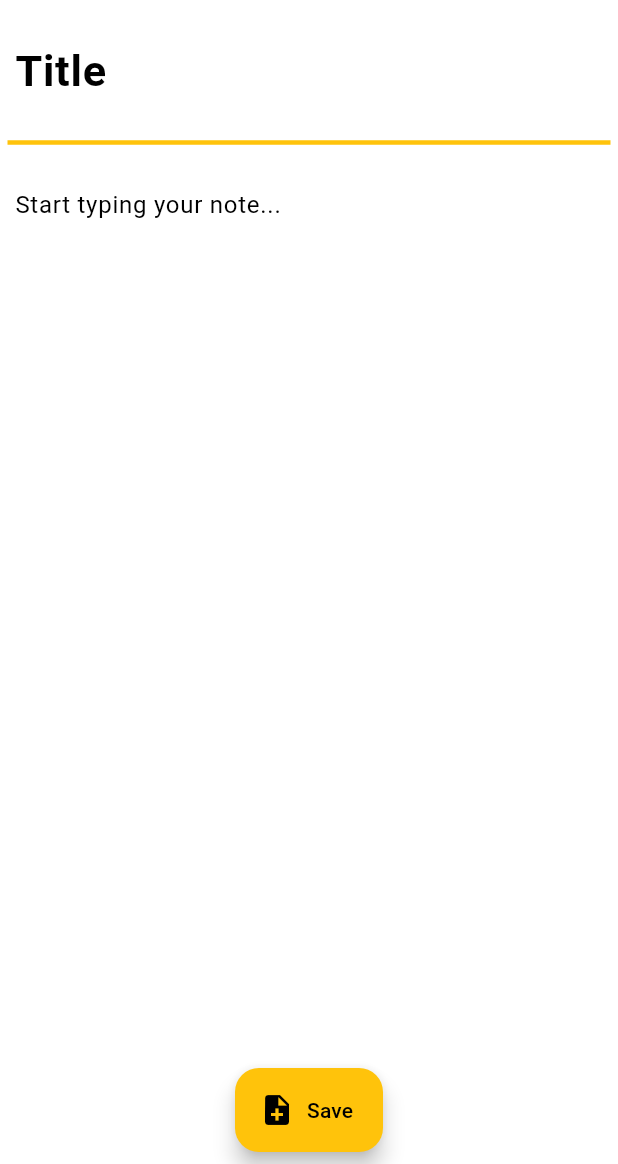
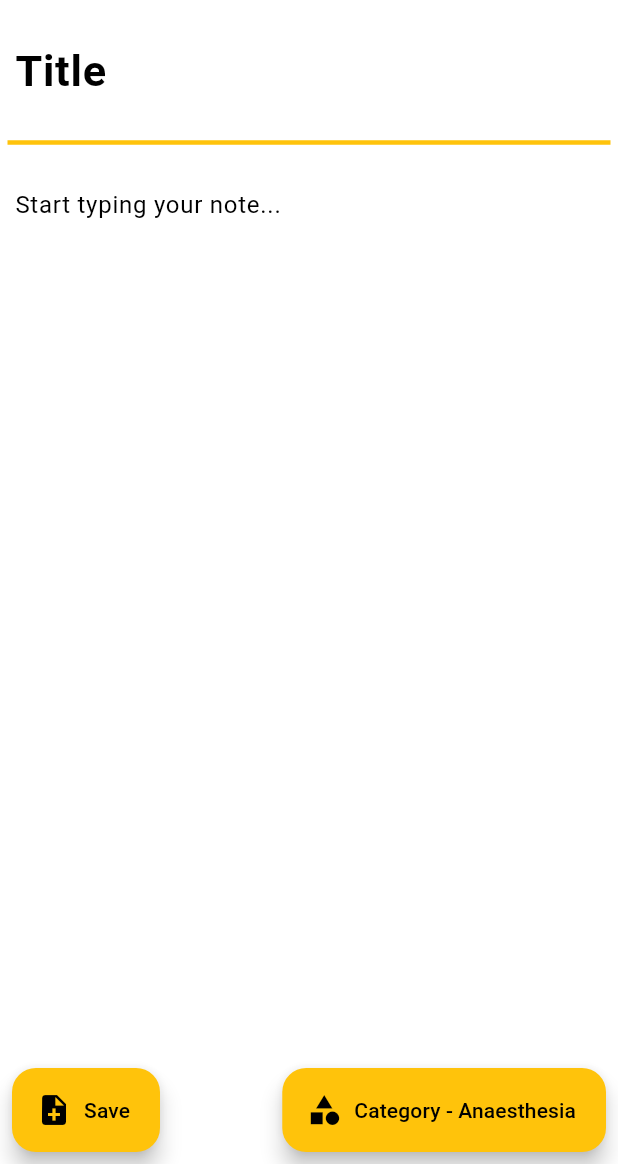
Before and after one commit to dheeraj2595/bhan_wa_ra, a Flutter app: the NewNote screen opened by its route, after a tap on "Save", on a phone screen of 412 x 824 dp, the part 72-1236 px from its top. Run offline on Flutter 3.47's test engine with Material 3 defaults, Android fonts, the phone set to English and light mode, and no system bars.

Commit message:
built a full categories list page and added a button in new notes and drawer to navigate to the page

```diff
--- a/lib/note_state.dart
+++ b/lib/note_state.dart
@@ -4,15 +4,144 @@ import 'package:flutter/foundation.dart';
 class Note {
   String title = "";
   String content = "";
+  String category = "";
 
-  Note({required this.title, required this.content});
+  Note({required this.title, required this.content, required this.category});
+}
+
+class category {
+  String categoryName = "";
+  String categoryIcon = "";
+
+  category({required this.categoryName, required this.categoryIcon});
 }
 
 class NoteState extends ChangeNotifier {
   List<Note> notes = [];
 
-  void addNewNote(String title, String content) {
-    notes.add(Note(title: title, content: content));
+  void addNewNote(String title, String content, String category) {
+    notes.add(Note(title: title, content: content, category: category));
     notifyListeners();
   }
 }
+
+class CategoryState extends ChangeNotifier {
+  List<category> coreMasterCategories = [];
+  List<category> extendedMasterCategories = [];
+  List<category> medicalSuperSpecialityCategories = [];
+  List<category> surgicalSuperSpecialityCategories = [];
+  List<category> anaesthesiaSuperSpecialityCategories = [];
+  List<category> subCategories = [];
+
+  void loadCoreMasterCategories() {
+    coreMasterCategories = [
+      category(categoryName: "Anaesthesia", categoryIcon: "💉"),
+      category(categoryName: "Internal Medicine", categoryIcon: "🌡️"),
+      category(categoryName: "Surgery", categoryIcon: "🔪"),
+      category(categoryName: "Pediatrics", categoryIcon: "🧸"),
+      category(categoryName: "Obstetrics and gynaecology", categoryIcon: "🤰"),
+      category(categoryName: "Orthopedics", categoryIcon: "🦴"),
+      category(categoryName: "Psychiatry", categoryIcon: "🧩"),
+      category(categoryName: "Radiology", categoryIcon: "🩻"),
+      category(categoryName: "Dermatology", categoryIcon: "🧴"),
+      category(categoryName: "Otorhinolaryngology", categoryIcon: "👂"),
+      category(categoryName: "Ophthalmology", categoryIcon: "👁️"),
+      category(categoryName: "Community Medicine", categoryIcon: "🏘️"),
+      category(categoryName: "Forensic Medicine", categoryIcon: "💀"),
+      category(categoryName: "Pathology", categoryIcon: "🔬"),
+      category(categoryName: "Pharmacology", categoryIcon: "💊"),
+      category(categoryName: "Microbiology", categoryIcon: "🦠"),
+      category(categoryName: "Physiology", categoryIcon: "💓"),
+      category(categoryName: "Anatomy", categoryIcon: "🧍"),
+      category(categoryName: "Biochemistry", categoryIcon: "🧬"),
+    ];
+  }
+
+  void loadExtendedMasterCategories() {
+    extendedMasterCategories = [
+      category(categoryName: "Respiratory Medicine", categoryIcon: "🫁"),
+      category(categoryName: "Emergency Medicine", categoryIcon: "🚑"),
+      category(categoryName: "Radiation oncology", categoryIcon: "🔆"),
+      category(categoryName: "Family Medicine", categoryIcon: "🏡"),
+      category(categoryName: "Nuclear Medicine", categoryIcon: "☢️"),
+      category(categoryName: "Geriatrics", categoryIcon: "👴"),
+      category(categoryName: "Aerospace Medicine", categoryIcon: "🛩️"),
+      category(categoryName: "Palliative Medicine", categoryIcon: "🕊️"),
+      category(
+        categoryName: "Physical Medicine & Rehabilitation",
+        categoryIcon: "🤸",
+      ),
+      category(categoryName: "Hospital Administration", categoryIcon: "🏥"),
+      category(categoryName: "Sports Medicine", categoryIcon: "🏃"),
+      category(
+        categoryName: "Immunohaematology & Blood Transfusion",
+        categoryIcon: "🩸",
+      ),
+      category(categoryName: "Tropical Medicine", categoryIcon: "🌴"),
+    ];
+  }
+
+  void loadSurgicalSuperspecialityCategories() {
+    surgicalSuperSpecialityCategories = [
+      category(categoryName: "Plastic Surgery", categoryIcon: "🧑‍⚕️"),
+      category(categoryName: "Neuro Surgery", categoryIcon: "🧠"),
+      category(categoryName: "Onco Surgery", categoryIcon: "🎗️"),
+      category(categoryName: "Urology", categoryIcon: "🚻"),
+      category(
+        categoryName: "Cardiothoracic & Vascular Surgery",
+        categoryIcon: "❤️",
+      ),
+      category(categoryName: "Pediatric Surgery", categoryIcon: "👶"),
+      category(categoryName: "Hand Surgery", categoryIcon: "✋"),
+      category(categoryName: "Trauma Surgery", categoryIcon: "🚑"),
+      category(categoryName: "Gastrointestinal Surgery", categoryIcon: "🍽️"),
+      category(categoryName: "Head & Neck Surgery", categoryIcon: "👤"),
+      category(
+        categoryName: "Breast and Endocrine surgery",
+        categoryIcon: "🎀",
+      ),
+      category(
+        categoryName: "Reproductive medicine and surgery",
+        categoryIcon: "🥚",
+      ),
+      category(
+        categoryName: "Orthopedic Pediatric Surgery",
+        categoryIcon: "🧒",
+      ),
+    ];
+  }
+
+  void loadMedicalSuperspecialityCategories() {
+    medicalSuperSpecialityCategories = [
+      category(categoryName: "Gastroenterology", categoryIcon: "🌮"),
+      category(categoryName: "Endocrinology", categoryIcon: "🦋"),
+      category(categoryName: "Rheumatology", categoryIcon: "🦵"),
+      category(categoryName: "Nephrology", categoryIcon: "🫘"),
+      category(categoryName: "Cardiology", categoryIcon: "❤️"),
+      category(categoryName: "Neurology", categoryIcon: "🧠"),
+      category(categoryName: "Hepatology", categoryIcon: "🍺"),
+      category(categoryName: "Medical Oncology", categoryIcon: "🎗️"),
+      category(categoryName: "Medical Genetics", categoryIcon: "🧬"),
+    ];
+  }
+
+  void loadAnaesthesiaSuperspecialityCategories() {
+    anaesthesiaSuperSpecialityCategories = [
+      category(categoryName: "Pain Medicine", categoryIcon: "💊"),
+      category(categoryName: "Critical care medicine", categoryIcon: "🏥"),
+      category(categoryName: "Neuro anaesthesia", categoryIcon: "🧠"),
+      category(categoryName: "Cardiac Anaesthesia", categoryIcon: "❤️"),
+      category(categoryName: "Regional anaesthesia", categoryIcon: "📍"),
+    ];
+  }
+
+  void loadLists() {
+    loadCoreMasterCategories();
+    loadExtendedMasterCategories();
+    loadSurgicalSuperspecialityCategories();
+    loadMedicalSuperspecialityCategories();
+    loadAnaesthesiaSuperspecialityCategories();
+  }
+
+  notifyListeners();
+}
--- a/lib/pages/new_note.dart
+++ b/lib/pages/new_note.dart
@@ -2,6 +2,7 @@ import 'package:bhan_wa_ra/note_state.dart';
 import 'package:flutter/material.dart';
 
 import 'package:provider/provider.dart';
+import 'package:bhan_wa_ra/pages/category_list.dart';
 
 class NewNote extends StatefulWidget {
   const NewNote({super.key, required this.title});
@@ -16,6 +17,7 @@ class _NewNoteState extends State<NewNote> {
   @override
   var titleController = TextEditingController();
   var contentController = TextEditingController();
+  String selectedCategory = "Anaesthesia";
 
   void initState() {
     super.initState();
@@ -104,18 +106,44 @@ class _NewNoteState extends State<NewNote> {
               ),
             ),
           ),
+          Row(
+            children: [
               Padding(
                 padding: const EdgeInsets.all(8.0),
                 child: FloatingActionButton.extended(
                   onPressed: () {
-                Provider.of<NoteState>(
-                  context,
-                  listen: false,
-                ).addNewNote(titleController.text, contentController.text);
+                    Provider.of<NoteState>(context, listen: false).addNewNote(
+                      titleController.text,
+                      contentController.text,
+                      selectedCategory,
+                    );
                   },
                   icon: Icon(Icons.note_add),
                   label: Text("Save"),
                 ),
+              ),
+              Spacer(),
+              Padding(
+                padding: const EdgeInsets.all(8.0),
+                child: Builder(
+                  builder: (context) {
+                    return FloatingActionButton.extended(
+                      onPressed: () {
+                        Navigator.push(
+                          context,
+                          MaterialPageRoute(
+                            builder: (context) =>
+                                CategoryListPage(title: 'Select category'),
+                          ),
+                        );
+                      },
+                      icon: Icon(Icons.category_sharp),
+                      label: Text("Category - $selectedCategory"),
+                    );
+                  },
+                ),
+              ),
+            ],
           ),
         ],
       ),
```
Also changed, not shown: lib/main.dart (+17 -1 lines), lib/pages/category_list.dart (added, +84 -0 lines). Lines whose indentation alone changed are shown as unchanged.
